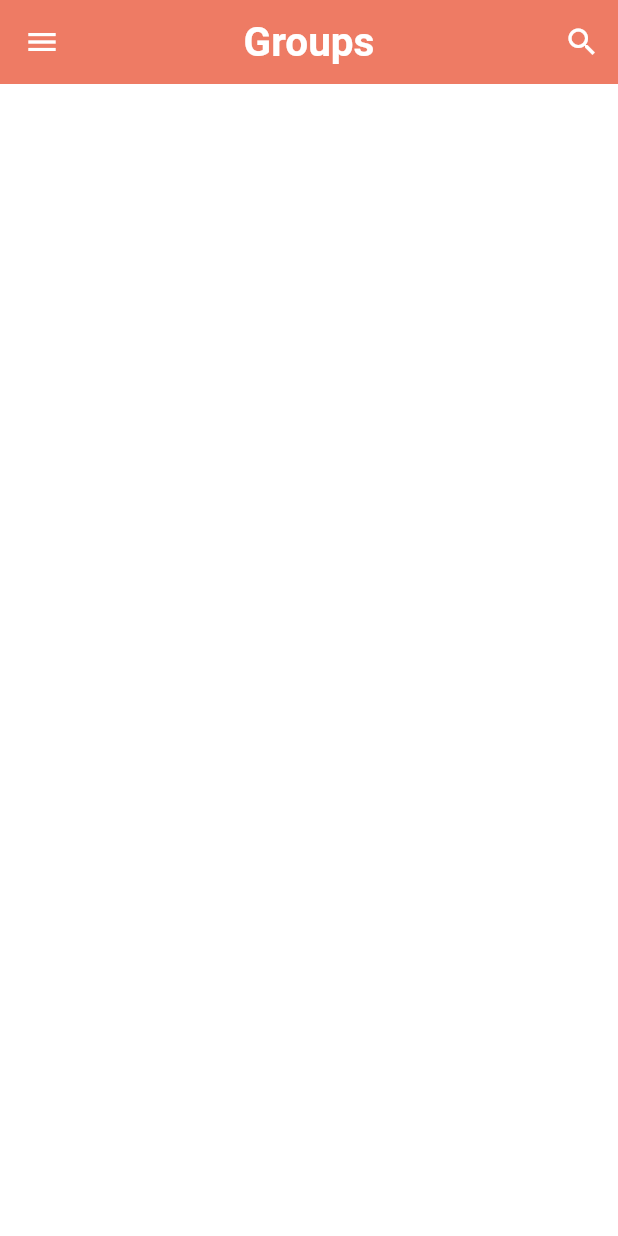
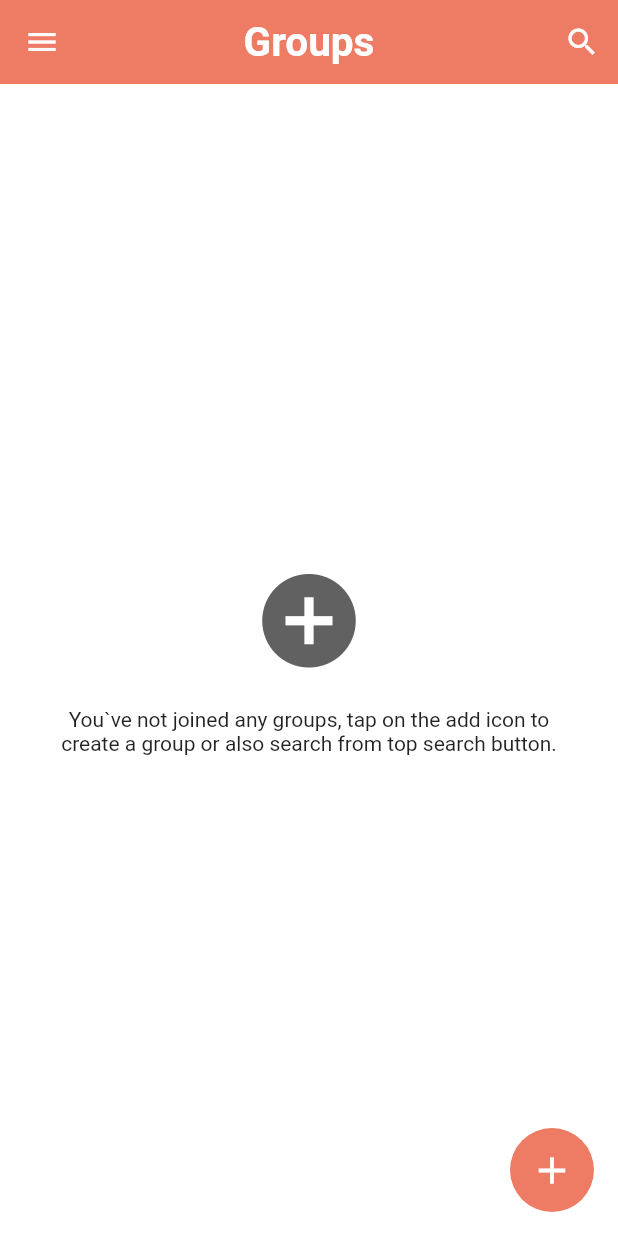
Before and after one commit to KHALMATOV-FARRUKH/chat_app_ui_-_firebase, a Flutter app: the HomePage screen opened directly, on a phone screen of 412 x 824 dp. Run offline on Flutter 3.47's test engine with Material 2 defaults, Android fonts, the phone set to English and light mode, and no system bars; our stand-ins replace cloud_firestore, firebase_auth, firebase_core, shared_preferences; accounts and stored records are empty.

Commit message:
Working on home_page.dart coding it up

```diff
--- a/lib/pages/home_page.dart
+++ b/lib/pages/home_page.dart
@@ -1,9 +1,13 @@
+import 'dart:ui';
+
 import 'package:chat_app_ui_2/helper/helper_function.dart';
 import 'package:chat_app_ui_2/pages/auth/login_page.dart';
 import 'package:chat_app_ui_2/pages/profile_page.dart';
 import 'package:chat_app_ui_2/pages/search_page.dart';
 import 'package:chat_app_ui_2/service/auth_service.dart';
+import 'package:chat_app_ui_2/service/database_service.dart';
 import 'package:chat_app_ui_2/widgets/widgets.dart';
+import 'package:firebase_auth/firebase_auth.dart';
 import 'package:flutter/material.dart';
 
 class HomePage extends StatefulWidget {
@@ -17,6 +21,7 @@ class _HomePageState extends State<HomePage> {
   String userName = "";
   String email = "";
   AuthService authService = AuthService();
+  Stream? groups;
 
   @override
   void initState() {
@@ -33,6 +38,15 @@ class _HomePageState extends State<HomePage> {
     await HelperFunctions.getUserNameFromSF().then((val) {
       setState(() {
         userName = val!;
+      });
+    });
+
+    // getting the list of snapshots in our stream
+    await DatabaseService(uid: FirebaseAuth.instance.currentUser!.uid)
+        .getUserGroups()
+        .then((snapshot) {
+      setState(() {
+        groups = snapshot;
       });
     });
   }
@@ -157,6 +171,68 @@ class _HomePageState extends State<HomePage> {
           ],
         ),
       ),
+      body: groupList(),
+      floatingActionButton: FloatingActionButton(
+        onPressed: () {
+          popUpDialog(context);
+        },
+        elevation: 0,
+        backgroundColor: Theme.of(context).primaryColor,
+        child: const Icon(
+          Icons.add,
+          color: Colors.white,
+          size: 30,
+        ),
+      ),
+    );
+  }
+
+  popUpDialog(BuildContext context) {}
+
+  groupList() {
+    return StreamBuilder(
+      stream: groups,
+      builder: (context, AsyncSnapshot snapshot) {
+        if (snapshot.hasData) {
+          if (snapshot.data['groups'] != null) {
+            if (snapshot.data['groups'].length != 0) {
+              return Text("HELLO");
+            } else {
+              return noGroupWidget();
+            }
+          } else {
+            return noGroupWidget();
+          }
+        } else {
+          return Center(
+            child: CircularProgressIndicator(
+              color: Theme.of(context).primaryColor,
+            ),
+          );
+        }
+      },
+    );
+  }
+
+  noGroupWidget() {
+    return Container(
+      padding: const EdgeInsets.symmetric(horizontal: 25),
+      child: Column(
+        mainAxisAlignment: MainAxisAlignment.center,
+        crossAxisAlignment: CrossAxisAlignment.center,
+        children: [
+          GestureDetector(
+              onTap: () {
+                popUpDialog(context);
+              },
+              child: Icon(Icons.add_circle, color: Colors.grey[700], size: 75)),
+          const SizedBox(height: 20),
+          const Text(
+            "You`ve not joined any groups, tap on the add icon to create a group or also search from top search button.",
+            textAlign: TextAlign.center,
+          ),
+        ],
+      ),
     );
   }
 }
--- a/lib/service/database_service.dart
+++ b/lib/service/database_service.dart
@@ -25,4 +25,9 @@ class DatabaseService {
         await userCollection.where("email", isEqualTo: email).get();
     return snapshot;
   }
+
+  // get user groups
+  getUserGroups() async {
+    return userCollection.doc(uid).snapshots();
+  }
 }
```
